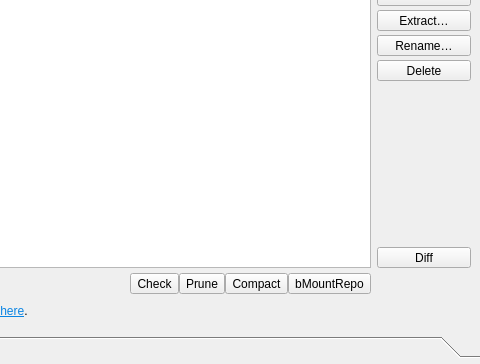
Before: the Qt Designer form src/vorta/assets/UI/archivetab.ui in borgbase/vorta, drawn with Qt 5; both pictures show x 301 to 781 and y 83 to 447 of the 781 by 447 pixel window.
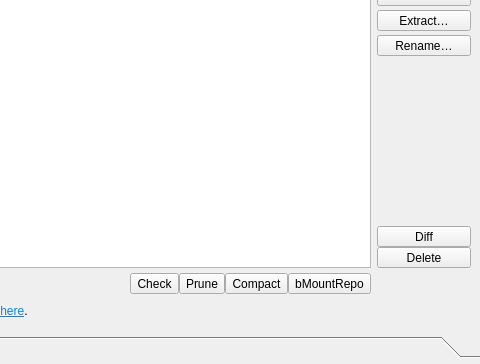
After: the same form once the commit is applied.

Commit message: Select and delete multiple archives. By @real-yfprojects (#1307)

```diff
--- a/src/vorta/assets/UI/archivetab.ui
+++ b/src/vorta/assets/UI/archivetab.ui
@@ -265,25 +265,6 @@
                 </property>
                </widget>
               </item>
-              <item>
-               <widget class="QToolButton" name="bDelete">
-                <property name="sizePolicy">
-                 <sizepolicy hsizetype="MinimumExpanding" vsizetype="Fixed">
-                  <horstretch>0</horstretch>
-                  <verstretch>0</verstretch>
-                 </sizepolicy>
-                </property>
-                <property name="toolTip">
-                 <string>Delete selected archive</string>
-                </property>
-                <property name="text">
-                 <string>Delete</string>
-                </property>
-                <property name="toolButtonStyle">
-                 <enum>Qt::ToolButtonTextBesideIcon</enum>
-                </property>
-               </widget>
-              </item>
              </layout>
             </widget>
            </item>
@@ -319,6 +300,25 @@
              </property>
             </widget>
            </item>
+           <item>
+            <widget class="QToolButton" name="bDelete">
+             <property name="sizePolicy">
+              <sizepolicy hsizetype="MinimumExpanding" vsizetype="Fixed">
+               <horstretch>0</horstretch>
+               <verstretch>0</verstretch>
+              </sizepolicy>
+             </property>
+             <property name="toolTip">
+              <string>Delete selected archive</string>
+             </property>
+             <property name="text">
+              <string>Delete</string>
+             </property>
+             <property name="toolButtonStyle">
+              <enum>Qt::ToolButtonTextBesideIcon</enum>
+             </property>
+            </widget>
+           </item>
           </layout>
          </item>
         </layout>
```
Left out of the diff: 4 changed lines with no effect on the pictures. The commit also changes 2 other files.
